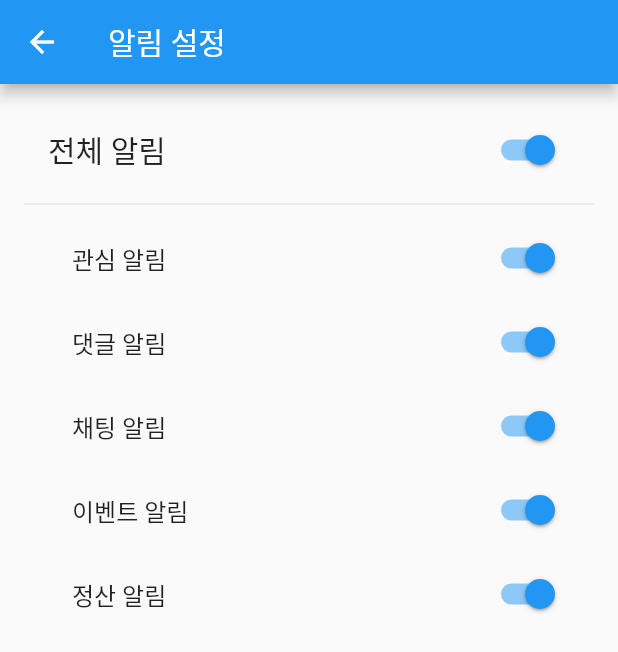
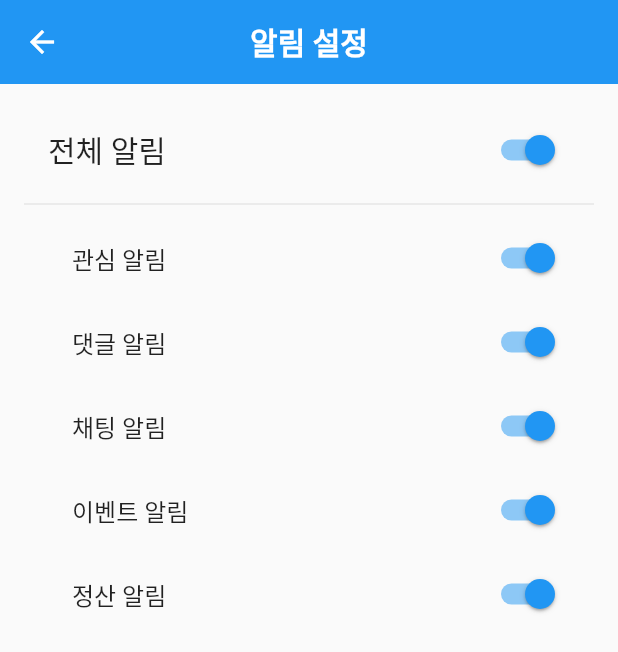
Before and after one commit to hwanny7/Re_Slow, a Flutter app: the NotificationSetting screen opened directly, on a phone screen of 412 x 824 dp. Shown: the top 652 px of the screen. Run offline on Flutter 3.47's test engine with Material 2 defaults, Android fonts, the phone set to English and light mode, and no system bars; our stand-ins replace carousel_slider, shared_preferences; accounts and stored records are empty; Roboto replaces fonts that are missing (NanumSquare).

Commit message:
💄 Appbar & Safearea

```diff
--- a/frontend/lib/pages/profile/notificationsetting.dart
+++ b/frontend/lib/pages/profile/notificationsetting.dart
@@ -1,4 +1,5 @@
 import 'package:flutter/material.dart';
+import 'package:reslow/widgets/common/custom_app_bar.dart';
 
 class NotificationSetting extends StatefulWidget {
   @override
@@ -15,10 +16,9 @@ class _NotificationSettingState extends State<NotificationSetting> {
 
   @override
   Widget build(BuildContext context) {
-    return Scaffold(
-      appBar: AppBar(
-        title: Text('알림 설정'),
-      ),
+    return SafeArea(
+        child: Scaffold(
+      appBar: CustomAppBar(title: '알림 설정'),
       body: Container(
         padding: EdgeInsets.all(16.0),
         child: Column(
@@ -130,6 +130,6 @@ class _NotificationSettingState extends State<NotificationSetting> {
           ],
         ),
       ),
-    );
+    ));
   }
 }
```
